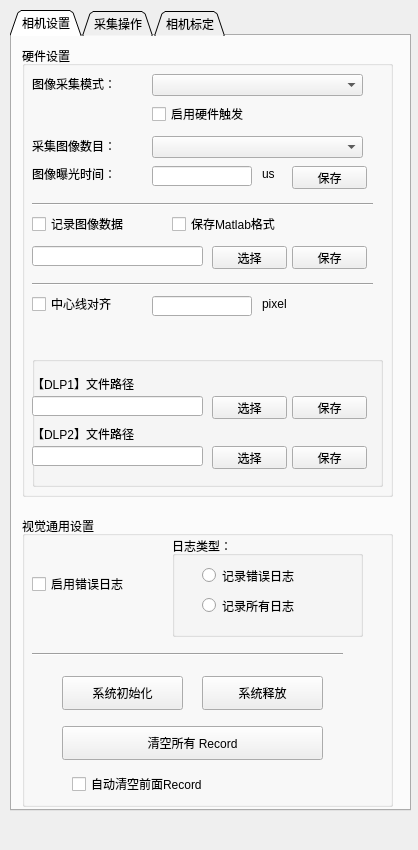
Before: the Qt Designer form CarameModel/CameraSetting.ui in chuandongxu/AOI, drawn with Qt 5.
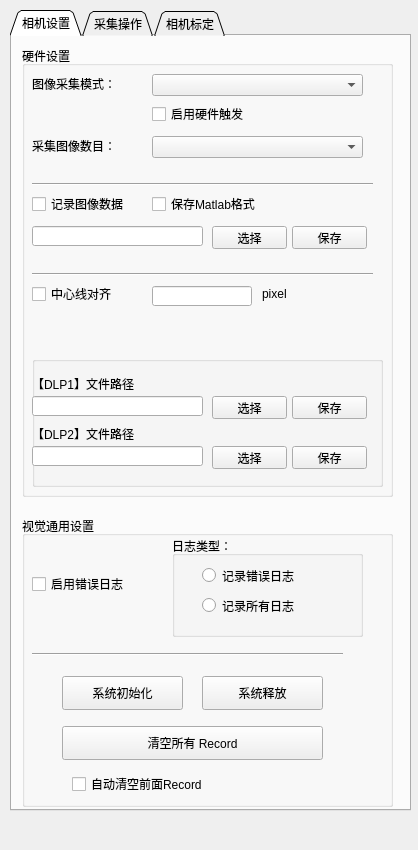
After: the same form once the commit is applied.

Commit message:
相机曝光模式更新
1. 更新控制卡，支持全部IO触发拍图模式；
2. 更新相机模块，支持48副图，54副图像触发；
3. 更新相机trigger，曝光，使DLP，lighting统一；

What changed in the file:
```diff
--- a/CarameModel/CameraSetting.ui
+++ b/CarameModel/CameraSetting.ui
@@ -64,7 +64,7 @@
       <property name="geometry">
        <rect>
         <x>10</x>
-        <y>200</y>
+        <y>180</y>
         <width>171</width>
         <height>20</height>
        </rect>
@@ -74,7 +74,7 @@
       <property name="geometry">
        <rect>
         <x>190</x>
-        <y>200</y>
+        <y>180</y>
         <width>75</width>
         <height>23</height>
        </rect>
@@ -87,7 +87,7 @@
       <property name="geometry">
        <rect>
         <x>270</x>
-        <y>200</y>
+        <y>180</y>
         <width>75</width>
         <height>23</height>
        </rect>
@@ -100,7 +100,7 @@
       <property name="geometry">
        <rect>
         <x>10</x>
-        <y>170</y>
+        <y>150</y>
         <width>121</width>
         <height>16</height>
        </rect>
@@ -112,8 +112,8 @@
      <widget class="QCheckBox" name="checkBox_4">
       <property name="geometry">
        <rect>
-        <x>150</x>
-        <y>170</y>
+        <x>130</x>
+        <y>150</y>
         <width>131</width>
         <height>16</height>
        </rect>
@@ -126,7 +126,7 @@
       <property name="geometry">
        <rect>
         <x>10</x>
-        <y>150</y>
+        <y>130</y>
         <width>341</width>
         <height>16</height>
        </rect>
@@ -162,7 +162,7 @@
       <property name="geometry">
        <rect>
         <x>10</x>
-        <y>250</y>
+        <y>240</y>
         <width>121</width>
         <height>16</height>
        </rect>
@@ -175,7 +175,7 @@
       <property name="geometry">
        <rect>
         <x>130</x>
-        <y>250</y>
+        <y>240</y>
         <width>100</width>
         <height>20</height>
        </rect>
@@ -185,7 +185,7 @@
       <property name="geometry">
        <rect>
         <x>10</x>
-        <y>230</y>
+        <y>220</y>
         <width>341</width>
         <height>16</height>
        </rect>
@@ -328,47 +328,11 @@
        <string>采集图像数目：</string>
       </property>
      </widget>
-     <widget class="QLineEdit" name="lineEdit_exposureTime">
-      <property name="geometry">
-       <rect>
-        <x>130</x>
-        <y>120</y>
-        <width>100</width>
-        <height>20</height>
-       </rect>
-      </property>
-     </widget>
-     <widget class="QPushButton" name="pushButton_saveImageNum">
-      <property name="geometry">
-       <rect>
-        <x>270</x>
-        <y>120</y>
-        <width>75</width>
-        <height>23</height>
-       </rect>
-      </property>
-      <property name="text">
-       <string>保存</string>
-      </property>
-     </widget>
-     <widget class="QLabel" name="label_14">
-      <property name="geometry">
-       <rect>
-        <x>10</x>
-        <y>120</y>
-        <width>101</width>
-        <height>16</height>
-       </rect>
-      </property>
-      <property name="text">
-       <string>图像曝光时间：</string>
-      </property>
-     </widget>
      <widget class="QLabel" name="label_15">
       <property name="geometry">
        <rect>
         <x>240</x>
-        <y>250</y>
+        <y>240</y>
         <width>41</width>
         <height>16</height>
        </rect>
@@ -377,19 +341,6 @@
        <string>pixel</string>
       </property>
      </widget>
-     <widget class="QLabel" name="label_16">
-      <property name="geometry">
-       <rect>
-        <x>240</x>
-        <y>120</y>
-        <width>21</width>
-        <height>16</height>
-       </rect>
-      </property>
-      <property name="text">
-       <string>us</string>
-      </property>
-     </widget>
     </widget>
     <widget class="QGroupBox" name="groupBox_2">
      <property name="geometry">
```
Left out of the diff: 4 changed lines with no effect on the pictures. The commit also changes 13 other files.
